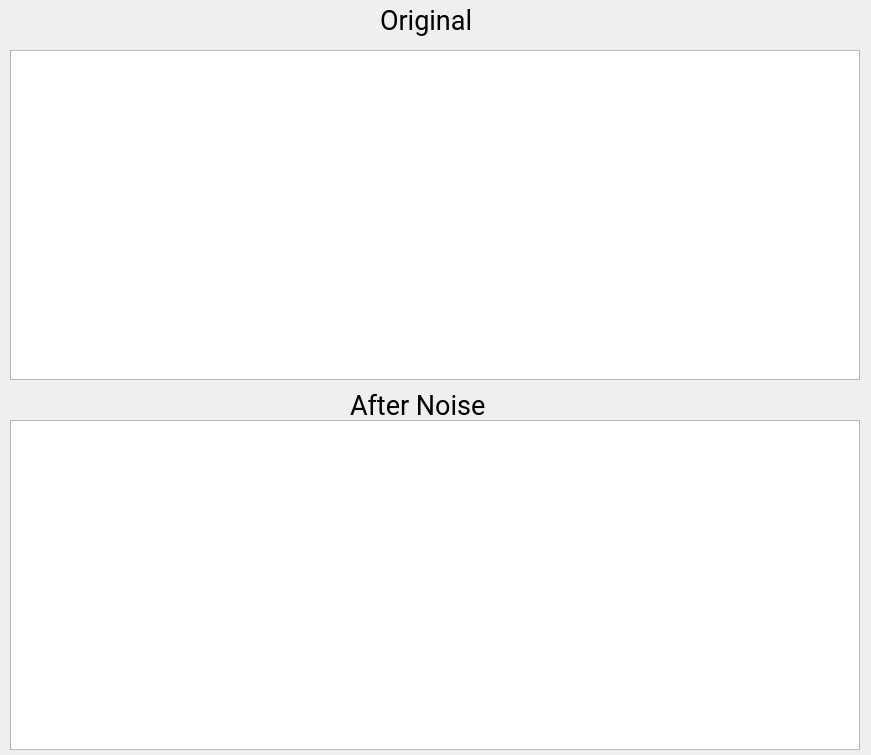
Old version of the form interface/src/textScreen.ui in the repository GustavoJurgensen/JTAGInterface.
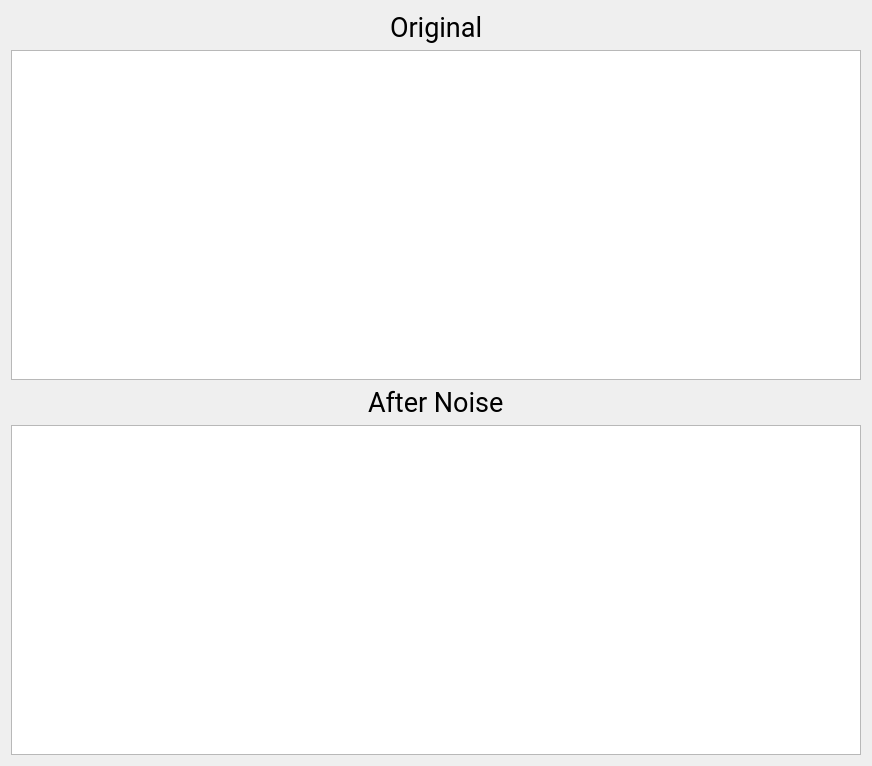
New version of the form.

```diff
--- a/interface/src/textScreen.ui
+++ b/interface/src/textScreen.ui
@@ -13,15 +13,52 @@
   <property name="windowTitle">
    <string>Dialog</string>
   </property>
+  <layout class="QVBoxLayout" name="verticalLayout">
+   <item>
+    <layout class="QHBoxLayout" name="horizontalLayout_2">
+     <item>
+      <spacer name="horizontalSpacer_3">
+       <property name="orientation">
+        <enum>Qt::Horizontal</enum>
+       </property>
+       <property name="sizeHint" stdset="0">
+        <size>
+         <width>40</width>
+         <height>20</height>
+        </size>
+       </property>
+      </spacer>
+     </item>
+     <item>
+      <widget class="QLabel" name="label_2">
+       <property name="font">
+        <font>
+         <family>Roboto</family>
+         <pointsize>20</pointsize>
+        </font>
+       </property>
+       <property name="text">
+        <string>Original</string>
+       </property>
+      </widget>
+     </item>
+     <item>
+      <spacer name="horizontalSpacer_4">
+       <property name="orientation">
+        <enum>Qt::Horizontal</enum>
+       </property>
+       <property name="sizeHint" stdset="0">
+        <size>
+         <width>40</width>
+         <height>20</height>
+        </size>
+       </property>
+      </spacer>
+     </item>
+    </layout>
+   </item>
+   <item>
   <widget class="QTextBrowser" name="textBrowser">
-   <property name="geometry">
-    <rect>
-     <x>10</x>
-     <y>50</y>
-     <width>850</width>
-     <height>330</height>
-    </rect>
-   </property>
    <property name="minimumSize">
     <size>
      <width>850</width>
@@ -48,42 +85,24 @@
 &lt;p style=&quot;-qt-paragraph-type:empty; margin-top:0px; margin-bottom:0px; margin-left:0px; margin-right:0px; -qt-block-indent:0; text-indent:0px; font-family:'MS Shell Dlg 2'; font-size:7.8pt;&quot;&gt;&lt;br /&gt;&lt;/p&gt;&lt;/body&gt;&lt;/html&gt;</string>
    </property>
   </widget>
-  <widget class="QTextBrowser" name="textBrowser_2">
-   <property name="geometry">
-    <rect>
-     <x>10</x>
-     <y>420</y>
-     <width>850</width>
-     <height>330</height>
-    </rect>
-   </property>
-   <property name="minimumSize">
+   </item>
+   <item>
+    <layout class="QHBoxLayout" name="horizontalLayout">
+     <item>
+      <spacer name="horizontalSpacer">
+       <property name="orientation">
+        <enum>Qt::Horizontal</enum>
+       </property>
+       <property name="sizeHint" stdset="0">
     <size>
-     <width>850</width>
-     <height>330</height>
-    </size>
-   </property>
-   <property name="maximumSize">
-    <size>
-     <width>850</width>
-     <height>330</height>
-    </size>
-   </property>
-   <property name="font">
-    <font>
-     <family>Roboto</family>
-    </font>
-   </property>
-  </widget>
+         <width>40</width>
+         <height>20</height>
+        </size>
+       </property>
+      </spacer>
+     </item>
+     <item>
   <widget class="QLabel" name="label">
-   <property name="geometry">
-    <rect>
-     <x>350</x>
-     <y>390</y>
-     <width>171</width>
-     <height>31</height>
-    </rect>
-   </property>
    <property name="font">
     <font>
      <family>Roboto</family>
@@ -94,25 +113,45 @@
     <string>After Noise</string>
    </property>
   </widget>
-  <widget class="QLabel" name="label_2">
-   <property name="geometry">
-    <rect>
-     <x>380</x>
-     <y>0</y>
-     <width>121</width>
-     <height>41</height>
-    </rect>
+     </item>
+     <item>
+      <spacer name="horizontalSpacer_2">
+       <property name="orientation">
+        <enum>Qt::Horizontal</enum>
+       </property>
+       <property name="sizeHint" stdset="0">
+        <size>
+         <width>40</width>
+         <height>20</height>
+        </size>
+       </property>
+      </spacer>
+     </item>
+    </layout>
+   </item>
+   <item>
+    <widget class="QTextBrowser" name="textBrowser_2">
+     <property name="minimumSize">
+      <size>
+       <width>850</width>
+       <height>330</height>
+      </size>
+     </property>
+     <property name="maximumSize">
+      <size>
+       <width>850</width>
+       <height>330</height>
+      </size>
    </property>
    <property name="font">
     <font>
      <family>Roboto</family>
-     <pointsize>20</pointsize>
-    </font>
-   </property>
-   <property name="text">
-    <string>Original</string>
-   </property>
-  </widget>
+       <pointsize>8</pointsize>
+      </font>
+     </property>
+    </widget>
+   </item>
+  </layout>
  </widget>
  <resources/>
  <connections/>
```
Lines whose indentation alone changed are shown as unchanged.
